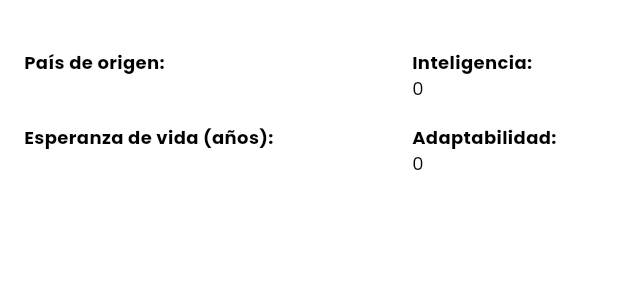
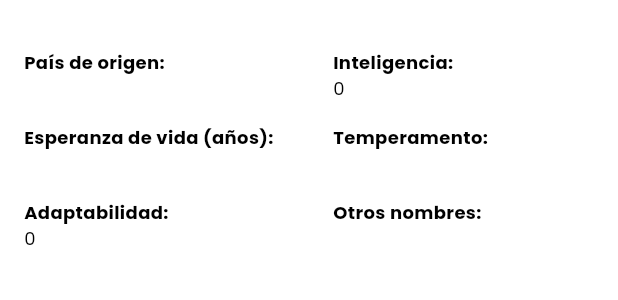
Before and after one commit to chrisr04/catbreeds, a Flutter app: the CatBreedAttributes widget shown alone on an empty page, opened directly with empty values, on a phone screen of 412 x 824 dp. Shown: the top 300 px of the screen. Run offline on Flutter 3.47's test engine with Material 3 defaults, Android fonts, the phone set to English and light mode, and no system bars; network calls fail.

Commit message:
Minor changes

```diff
--- a/lib/data/api/model/cat_breed.dart
+++ b/lib/data/api/model/cat_breed.dart
@@ -10,6 +10,8 @@ class CatBreedApiModel extends CatBreed {
     required super.adaptability,
     required super.origin,
     required super.lifeSpan,
+    required super.altNames,
+    required super.temperament,
     required super.image,
   });
 
@@ -22,6 +24,8 @@ class CatBreedApiModel extends CatBreed {
         adaptability: json['adaptability'] ?? 0,
         origin: json['origin'] ?? '',
         lifeSpan: json['life_span'] ?? '',
+        altNames: json['alt_names'] ?? '',
+        temperament: json['temperament'] ?? '',
         image: CatImageApiModel.fromJson(json['image'] ?? {}),
       );
 }
--- a/lib/domain/entities/cat_breed.dart
+++ b/lib/domain/entities/cat_breed.dart
@@ -9,6 +9,8 @@ class CatBreed {
     required this.adaptability,
     required this.origin,
     required this.lifeSpan,
+    required this.altNames,
+    required this.temperament,
     required this.image,
   });
 
@@ -19,5 +21,7 @@ class CatBreed {
   final int adaptability;
   final String origin;
   final String lifeSpan;
+  final String altNames;
+  final String temperament;
   final CatImage image;
 }
--- a/lib/shared/values/strings.dart
+++ b/lib/shared/values/strings.dart
@@ -7,4 +7,7 @@ class AppStrings {
       'Busca tus gatos favoritos por raza';
   static const adaptability = 'Adaptabilidad:';
   static const lifeSpan = 'Esperanza de vida (años):';
+  static const alternativeNames = 'Otros nombres:';
+  static const temperament = 'Temperamento:';
+  static const noResultFound = 'No se encontraron resultados';
 }
--- a/lib/ui/detail/page/widgets/cat_breed_attributes.dart
+++ b/lib/ui/detail/page/widgets/cat_breed_attributes.dart
@@ -11,6 +11,8 @@ class CatBreedAttributes extends StatelessWidget {
       child: SingleChildScrollView(
         padding: const EdgeInsets.symmetric(
           horizontal: AppSpacing.md,
+        ).copyWith(
+          bottom: AppSpacing.lg,
         ),
         child: Column(
           children: [
@@ -26,8 +28,15 @@ class CatBreedAttributes extends StatelessWidget {
             BreedAttributeRow(
               labelLeft: AppStrings.lifeSpan,
               contentLeft: catBreed.lifeSpan,
-              labelRight: AppStrings.adaptability,
-              contentRight: catBreed.adaptability.toString(),
+              labelRight: AppStrings.temperament,
+              contentRight: catBreed.temperament,
+            ),
+            const SpacingM(),
+            BreedAttributeRow(
+              labelLeft: AppStrings.adaptability,
+              contentLeft: catBreed.adaptability.toString(),
+              labelRight: AppStrings.alternativeNames,
+              contentRight: catBreed.altNames,
             ),
           ],
         ),
@@ -54,9 +63,9 @@ class BreedAttributeRow extends StatelessWidget {
   Widget build(BuildContext context) {
     return Row(
       mainAxisAlignment: MainAxisAlignment.spaceBetween,
+      crossAxisAlignment: CrossAxisAlignment.start,
       children: [
         Expanded(
-          flex: 2,
           child: Column(
             crossAxisAlignment: CrossAxisAlignment.start,
             children: [
@@ -70,7 +79,7 @@ class BreedAttributeRow extends StatelessWidget {
             ],
           ),
         ),
-        const SpacingM(axis: SpacingAxis.x),
+        const SpacingXL(axis: SpacingAxis.x),
         Expanded(
           child: Column(
             crossAxisAlignment: CrossAxisAlignment.start,
--- a/lib/ui/home/page/page.dart
+++ b/lib/ui/home/page/page.dart
@@ -8,6 +8,7 @@ import 'package:catbreeds/ui/home/bloc/home_bloc.dart';
 
 part 'widgets/search_bar.dart';
 part 'widgets/cat_breed_list.dart';
+part 'widgets/no_result.dart';
 
 class HomePage extends StatefulWidget {
   const HomePage({super.key});
--- a/lib/ui/home/page/widgets/cat_breed_list.dart
+++ b/lib/ui/home/page/widgets/cat_breed_list.dart
@@ -16,6 +16,7 @@ class HomeCatBreedList extends StatelessWidget {
 
           final state = snapshot.data!;
           final catBreeds = state.data.catBreeds;
+          final isLastPage = state.data.isLastPage;
 
           return switch (state) {
             HomeLoadingState() => const Center(
@@ -24,7 +25,9 @@ class HomeCatBreedList extends StatelessWidget {
             HomeFailureState() => ErrorView(
                 message: state.message,
               ),
-            _ => PaginatedListView(
+            _ => catBreeds.isEmpty && isLastPage
+                ? const NoResult()
+                : PaginatedListView(
                     isLastPage: state.data.isLastPage,
                     padding: const EdgeInsets.symmetric(
                       horizontal: AppSpacing.md,
```
Also changed, not shown: lib/ui/home/page/widgets/no_result.dart (added, +14 -0 lines), 6 other files. Lines whose indentation alone changed are shown as unchanged.
